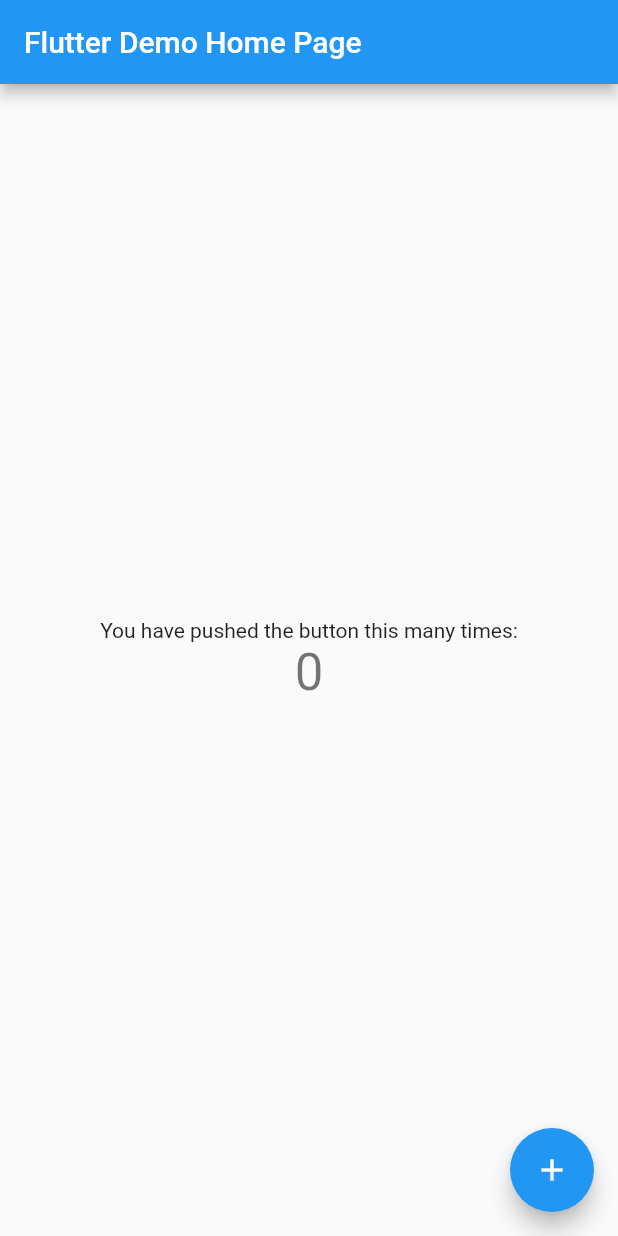
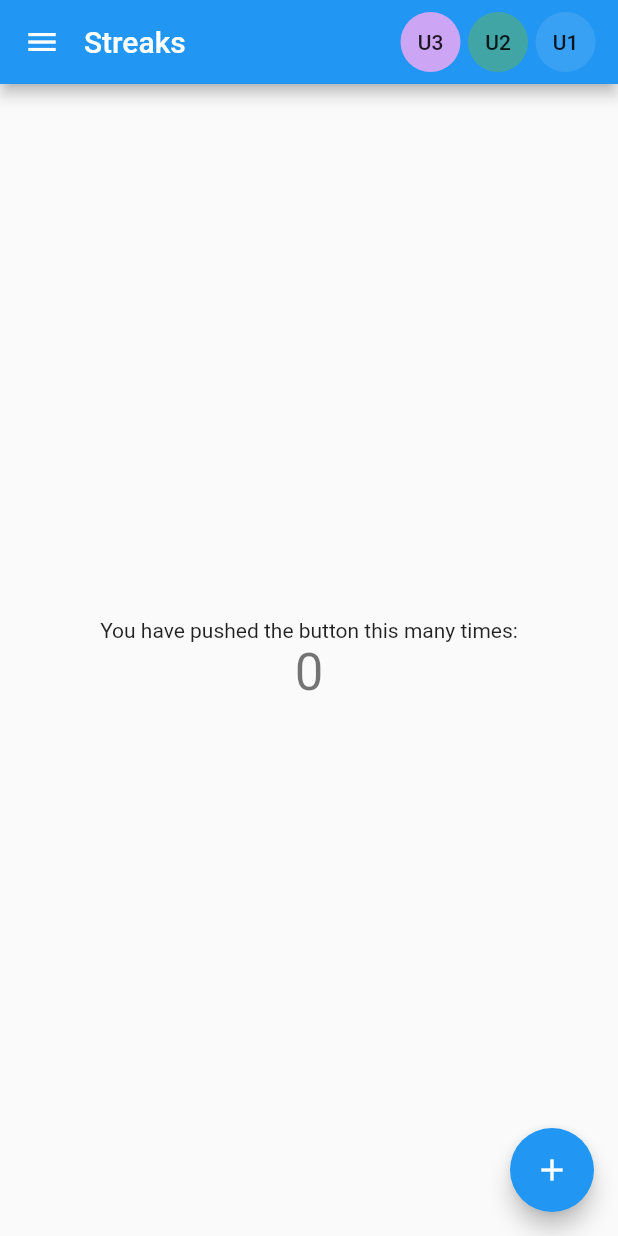
Before and after one commit to cqmyoe/streaks-mobile, a Flutter app: the screen it shows after launch, on a phone screen of 412 x 824 dp. Run offline on Flutter 3.47's test engine with Material 2 defaults, Android fonts, the phone set to English and light mode, and no system bars.

Commit message:
GH-6 Implement the loggedIn app bar
Committer: Nishant Tomer <mail.nishant.tomer@gmail.com>
Author: Nishant Tomer <mail.nishant.tomer@gmail.com>

```diff
--- a/lib/main.dart
+++ b/lib/main.dart
@@ -5,44 +5,21 @@ void main() {
 }
 
 class MyApp extends StatelessWidget {
-  // This widget is the root of your application.
   @override
   Widget build(BuildContext context) {
     return MaterialApp(
       title: 'Flutter Demo',
       theme: ThemeData(
-        // This is the theme of your application.
-        //
-        // Try running your application with "flutter run". You'll see the
-        // application has a blue toolbar. Then, without quitting the app, try
-        // changing the primarySwatch below to Colors.green and then invoke
-        // "hot reload" (press "r" in the console where you ran "flutter run",
-        // or simply save your changes to "hot reload" in a Flutter IDE).
-        // Notice that the counter didn't reset back to zero; the application
-        // is not restarted.
         primarySwatch: Colors.blue,
-        // This makes the visual density adapt to the platform that you run
-        // the app on. For desktop platforms, the controls will be smaller and
-        // closer together (more dense) than on mobile platforms.
         visualDensity: VisualDensity.adaptivePlatformDensity,
       ),
-      home: MyHomePage(title: 'Flutter Demo Home Page'),
+      home: MyHomePage(title: 'Streaks'),
     );
   }
 }
 
 class MyHomePage extends StatefulWidget {
   MyHomePage({Key key, this.title}) : super(key: key);
-
-  // This widget is the home page of your application. It is stateful, meaning
-  // that it has a State object (defined below) that contains fields that affect
-  // how it looks.
-
-  // This class is the configuration for the state. It holds the values (in this
-  // case the title) provided by the parent (in this case the App widget) and
-  // used by the build method of the State. Fields in a Widget subclass are
-  // always marked "final".
-
   final String title;
 
   @override
@@ -54,47 +31,72 @@ class _MyHomePageState extends State<MyHomePage> {
 
   void _incrementCounter() {
     setState(() {
-      // This call to setState tells the Flutter framework that something has
-      // changed in this State, which causes it to rerun the build method below
-      // so that the display can reflect the updated values. If we changed
-      // _counter without calling setState(), then the build method would not be
-      // called again, and so nothing would appear to happen.
       _counter++;
     });
   }
 
+  void _closeDrawer() {
+    Navigator.of(context).pop();
+  }
+
   @override
   Widget build(BuildContext context) {
-    // This method is rerun every time setState is called, for instance as done
-    // by the _incrementCounter method above.
-    //
-    // The Flutter framework has been optimized to make rerunning build methods
-    // fast, so that you can just rebuild anything that needs updating rather
-    // than having to individually change instances of widgets.
     return Scaffold(
       appBar: AppBar(
-        // Here we take the value from the MyHomePage object that was created by
-        // the App.build method, and use it to set our appbar title.
-        title: Text(widget.title),
+          title: Text(widget.title),
+          automaticallyImplyLeading: true,
+          titleSpacing: 0.0,
+          actions: <Widget>[
+            SizedBox(
+              width: 40.0,
+              child: FlatButton(
+                child: Text('U3'),
+                color: const Color(0xFFCCA5F5),
+                padding: EdgeInsets.all(0.0),
+                shape: CircleBorder(),
+                onPressed: _incrementCounter,
+              ),
+            ),
+            SizedBox(width: 5),
+            SizedBox(
+                width: 40.0,
+                child: FlatButton(
+                  child: Text('U2'),
+                  color: const Color(0xFF42A5A5),
+                  padding: EdgeInsets.all(0.0),
+                  shape: CircleBorder(),
+                  onPressed: _incrementCounter,
+                )),
+            SizedBox(width: 5),
+            SizedBox(
+                width: 40.0,
+                child: FlatButton(
+                  child: Text('U1'),
+                  color: const Color(0xBB42A5F5),
+                  padding: EdgeInsets.all(0.0),
+                  shape: CircleBorder(),
+                  onPressed: _incrementCounter,
+                )),
+            SizedBox(width: 15)
+          ]),
+      drawer: Drawer(
+        child: Center(
+          child: Column(
+            mainAxisAlignment: MainAxisAlignment.center,
+            children: <Widget>[
+              const Text('This is the Drawer'),
+              RaisedButton(
+                onPressed: _closeDrawer,
+                child: const Text('Close Drawer'),
+              ),
+            ],
+          ),
+        ),
       ),
+      // Disable opening the drawer with a swipe gesture.
+      drawerEnableOpenDragGesture: false,
       body: Center(
-        // Center is a layout widget. It takes a single child and positions it
-        // in the middle of the parent.
         child: Column(
-          // Column is also a layout widget. It takes a list of children and
-          // arranges them vertically. By default, it sizes itself to fit its
-          // children horizontally, and tries to be as tall as its parent.
-          //
-          // Invoke "debug painting" (press "p" in the console, choose the
-          // "Toggle Debug Paint" action from the Flutter Inspector in Android
-          // Studio, or the "Toggle Debug Paint" command in Visual Studio Code)
-          // to see the wireframe for each widget.
-          //
-          // Column has various properties to control how it sizes itself and
-          // how it positions its children. Here we use mainAxisAlignment to
-          // center the children vertically; the main axis here is the vertical
-          // axis because Columns are vertical (the cross axis would be
-          // horizontal).
           mainAxisAlignment: MainAxisAlignment.center,
           children: <Widget>[
             Text(
@@ -111,7 +113,7 @@ class _MyHomePageState extends State<MyHomePage> {
         onPressed: _incrementCounter,
         tooltip: 'Increment',
         child: Icon(Icons.add),
-      ), // This trailing comma makes auto-formatting nicer for build methods.
+      ),
     );
   }
 }
```
